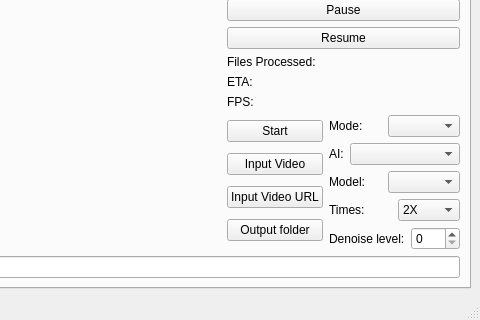
TNTwise/REAL-Video-Enhancer, file mainwindow.ui: the form before one commit; both pictures show x 714 to 1194 and y 379 to 699 of the 1194 by 699 pixel window.
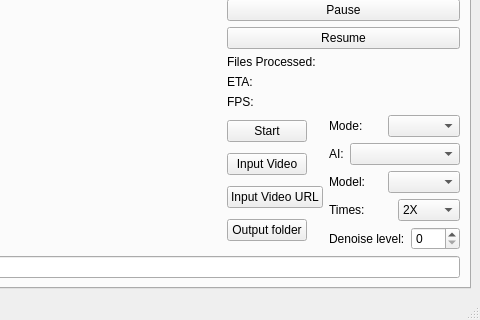
The form after the commit. Icons and pictures are not drawn.

Commit message: make default output directory videos

```diff
--- a/mainwindow.ui
+++ b/mainwindow.ui
@@ -200,8 +200,17 @@
              <layout class="QHBoxLayout" name="horizontalLayout">
               <item>
                <layout class="QVBoxLayout" name="verticalLayout_4">
+                <property name="sizeConstraint">
+                 <enum>QLayout::SetMaximumSize</enum>
+                </property>
                 <item>
                  <widget class="QPushButton" name="RifeStart">
+                  <property name="sizePolicy">
+                   <sizepolicy hsizetype="Fixed" vsizetype="Fixed">
+                    <horstretch>0</horstretch>
+                    <verstretch>0</verstretch>
+                   </sizepolicy>
+                  </property>
                   <property name="text">
                    <string>Start</string>
                   </property>
@@ -209,6 +218,12 @@
                 </item>
                 <item>
                  <widget class="QPushButton" name="Input_video_rife">
+                  <property name="sizePolicy">
+                   <sizepolicy hsizetype="Fixed" vsizetype="Fixed">
+                    <horstretch>0</horstretch>
+                    <verstretch>0</verstretch>
+                   </sizepolicy>
+                  </property>
                   <property name="text">
                    <string>Input Video</string>
                   </property>
@@ -223,6 +238,12 @@
                 </item>
                 <item>
                  <widget class="QPushButton" name="Output_folder_rife">
+                  <property name="sizePolicy">
+                   <sizepolicy hsizetype="Fixed" vsizetype="Fixed">
+                    <horstretch>0</horstretch>
+                    <verstretch>0</verstretch>
+                   </sizepolicy>
+                  </property>
                   <property name="minimumSize">
                    <size>
                     <width>0</width>
```
Left out of the diff: 6 changed lines with no effect on the pictures. The commit also changes 2 other files.
